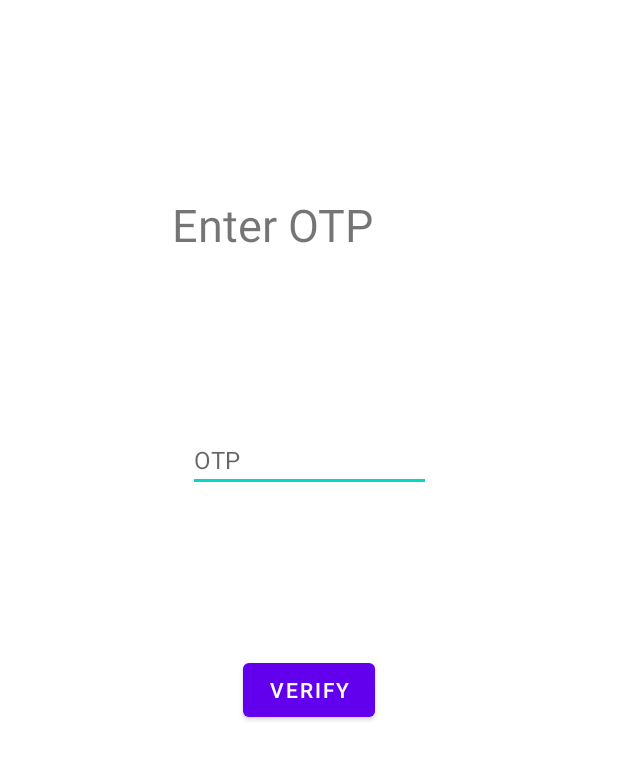
After one commit to mancernecro/myapplication, an Android app: the ReceiveSMS screen opened directly, with no data from a screen before it, on a phone screen of 412 x 824 dp. The commit adds this screen. Shown: the top 760 px of the screen. Run offline under Robolectric (Android 15) with nearby library versions, the phone set to English and light mode, and no system bars; our stand-ins replace Firebase (no records; nobody signed in at launch, a user with empty details on screens opened directly); 1 statement that could not run was skipped.

Commit message:
Added phone number authentication

```diff
--- /dev/null
+++ b/app/src/main/java/com/example/livemart/ReceiveSMS.java
@@ -0,0 +1,144 @@
+package com.example.livemart;
+
+import androidx.annotation.NonNull;
+import androidx.appcompat.app.AppCompatActivity;
+
+import android.os.Bundle;
+import android.text.TextUtils;
+import android.util.Log;
+import android.view.View;
+import android.widget.Button;
+import android.widget.EditText;
+
+import com.google.android.gms.tasks.OnCompleteListener;
+import com.google.android.gms.tasks.Task;
+import com.google.firebase.FirebaseException;
+import com.google.firebase.FirebaseTooManyRequestsException;
+import com.google.firebase.auth.AuthResult;
+import com.google.firebase.auth.FirebaseAuth;
+import com.google.firebase.auth.FirebaseAuthInvalidCredentialsException;
+import com.google.firebase.auth.FirebaseUser;
+import com.google.firebase.auth.PhoneAuthCredential;
+import com.google.firebase.auth.PhoneAuthOptions;
+import com.google.firebase.auth.PhoneAuthProvider;
+
+import java.util.concurrent.TimeUnit;
+
+public class ReceiveSMS extends AppCompatActivity {
+
+    private FirebaseAuth mAuth;
+    private Button vButton;
+    private EditText recOTP;
+    private String verificationID;
+    @Override
+    public void onStart() {
+        super.onStart();
+        // Check if user is signed in (non-null) and update UI accordingly.
+        FirebaseUser currentUser = mAuth.getCurrentUser();
+    }
+    @Override
+    protected void onCreate(Bundle savedInstanceState) {
+        super.onCreate(savedInstanceState);
+        setContentView(R.layout.activity_receive_s_m_s);
+        recOTP = findViewById(R.id.editTextNumber);
+        vButton = findViewById(R.id.button);
+        String phone = getIntent().getExtras().getString("phone");
+        Log.d("phone", phone);
+        mAuth = FirebaseAuth.getInstance();
+
+        PhoneAuthProvider.OnVerificationStateChangedCallbacks mCallbacks =
+                new PhoneAuthProvider.OnVerificationStateChangedCallbacks() {
+
+            @Override
+            public void onVerificationCompleted(PhoneAuthCredential credential) {
+                // This callback will be invoked in two situations:
+                // 1 - Instant verification. In some cases the phone number can be instantly
+                //     verified without needing to send or enter a verification code.
+                // 2 - Auto-retrieval. On some devices Google Play services can automatically
+                //     detect the incoming verification SMS and perform verification without
+                //     user action.
+                Log.d("onVerificationCompleted", String.valueOf(credential));
+                final String code = credential.getSmsCode();
+                if (code != null) {
+                    recOTP.setText(code);
+                    verifyCode(code);
+                }
+
+            }
+
+            @Override
+            public void onVerificationFailed(FirebaseException e) {
+                // This callback is invoked in an invalid request for verification is made,
+                // for instance if the the phone number format is not valid.
+                Log.w("onVerificationFailed", e);
+
+                if (e instanceof FirebaseAuthInvalidCredentialsException) {
+                    // Invalid request
+                } else if (e instanceof FirebaseTooManyRequestsException) {
+                    // The SMS quota for the project has been exceeded
+                }
+
+                // Show a message and update the UI
+            }
+
+            @Override
+            public void onCodeSent(@NonNull String verificationId,
+                                   @NonNull PhoneAuthProvider.ForceResendingToken token) {
+                // The SMS verification code has been sent to the provided phone number, we
+                // now need to ask the user to enter the code and then construct a credential
+                // by combining the code with a verification ID.
+                Log.d("onCodeSent:", verificationId);
+                verificationID = verificationId;
+
+                // Save verification ID and resending token so we can use them later
+            }
+        };
+        PhoneAuthOptions options =
+                PhoneAuthOptions.newBuilder(mAuth)
+                        .setPhoneNumber(phone)       // Phone number to verify
+                        .setTimeout(120L, TimeUnit.SECONDS) // Timeout and unit
+                        .setActivity(this)                 // Activity (for callback binding)
+                        .setCallbacks(mCallbacks)          // OnVerificationStateChangedCallbacks
+                        .build();
+        PhoneAuthProvider.verifyPhoneNumber(options);
+        vButton.setOnClickListener(new View.OnClickListener() {
+            @Override
+            public void onClick(View v) {
+                if (TextUtils.isEmpty(recOTP.getText().toString())) {
+                    recOTP.requestFocus();
+                } else {
+                    verifyCode(recOTP.getText().toString());
+                }
+            }
+        });
+    }
+    private void verifyCode(String code) {
+        // below line is used for getting getting
+        // credentials from our verification id and code.
+        PhoneAuthCredential credential = PhoneAuthProvider.getCredential(verificationID, code);
+
+        // after getting credential we are
+        // calling sign in method.
+        signInWithCredential(credential);
+    }
+    private void signInWithCredential(PhoneAuthCredential credential) {
+        // inside this method we are checking if
+        // the code entered is correct or not.
+        mAuth.signInWithCredential(credential)
+                .addOnCompleteListener(new OnCompleteListener<AuthResult>() {
+                    @Override
+                    public void onComplete(@NonNull Task<AuthResult> task) {
+                        if (task.isSuccessful()) {
+                            // if the code is correct and the task is successful
+                            // we are sending our user to new activity.
+                            Log.d("Firebaseauth", "success");
+                            // Add intent to next activity here
+                        } else {
+                            // if the code is not correct then we are
+                            // displaying an error message to the user.
+                            Log.d("Firebaseauth", "failed");
+                        }
+                    }
+                });
+    }
+}
--- /dev/null
+++ b/app/src/main/res/layout/activity_receive_s_m_s.xml
@@ -0,0 +1,49 @@
+<?xml version="1.0" encoding="utf-8"?>
+<androidx.constraintlayout.widget.ConstraintLayout xmlns:android="http://schemas.android.com/apk/res/android"
+    xmlns:app="http://schemas.android.com/apk/res-auto"
+    xmlns:tools="http://schemas.android.com/tools"
+    android:layout_width="match_parent"
+    android:layout_height="match_parent"
+    tools:context=".ReceiveSMS">
+
+    <TextView
+        android:id="@+id/textView3"
+        android:layout_width="183dp"
+        android:layout_height="0dp"
+        android:layout_marginTop="129dp"
+        android:layout_marginBottom="58dp"
+        android:text="@string/enter_otp"
+        android:textSize="30sp"
+        app:layout_constraintBottom_toTopOf="@+id/editTextNumber"
+        app:layout_constraintEnd_toEndOf="parent"
+        app:layout_constraintStart_toStartOf="parent"
+        app:layout_constraintTop_toTopOf="parent" />
+
+    <EditText
+        android:id="@+id/editTextNumber"
+        android:layout_width="162dp"
+        android:layout_height="38dp"
+        android:layout_marginTop="225dp"
+        android:layout_marginBottom="43dp"
+        android:autofillHints="@string/sms_otp"
+        android:ems="10"
+        android:hint="@string/sms_otp"
+        android:inputType="number"
+        android:maxLength="6"
+        android:textSize="16sp"
+        app:layout_constraintBottom_toTopOf="@+id/button"
+        app:layout_constraintEnd_toEndOf="parent"
+        app:layout_constraintStart_toStartOf="parent"
+        app:layout_constraintTop_toTopOf="parent" />
+
+    <Button
+        android:id="@+id/button"
+        android:layout_width="wrap_content"
+        android:layout_height="wrap_content"
+        android:layout_marginBottom="275dp"
+        android:text="@string/verify_prompt"
+        app:layout_constraintBottom_toBottomOf="parent"
+        app:layout_constraintEnd_toEndOf="parent"
+        app:layout_constraintStart_toStartOf="parent"
+        app:layout_constraintTop_toBottomOf="@+id/editTextNumber" />
+</androidx.constraintlayout.widget.ConstraintLayout>
--- a/app/src/main/res/values/strings.xml
+++ b/app/src/main/res/values/strings.xml
@@ -1,3 +1,6 @@
 <resources>
     <string name="app_name">Live MART</string>
+    <string name="sms_otp">OTP</string>
+    <string name="enter_otp">Enter OTP</string>
+    <string name="verify_prompt">Verify</string>
 </resources>
--- a/build.gradle
+++ b/build.gradle
@@ -6,6 +6,7 @@ buildscript {
     }
     dependencies {
         classpath "com.android.tools.build:gradle:4.1.2"
+        classpath 'com.google.gms:google-services:4.3.5'
 
         // NOTE: Do not place your application dependencies here; they belong
         // in the individual module build.gradle files
```
Also changed, not shown: app/build.gradle (+7 -0 lines), app/src/main/AndroidManifest.xml (+5 -2 lines), app/src/main/java/com/example/livemart/SignUp.java (+15 -2 lines), app/src/main/res/layout/activity_sign_up.xml (+12 -6 lines), 1 other file.
